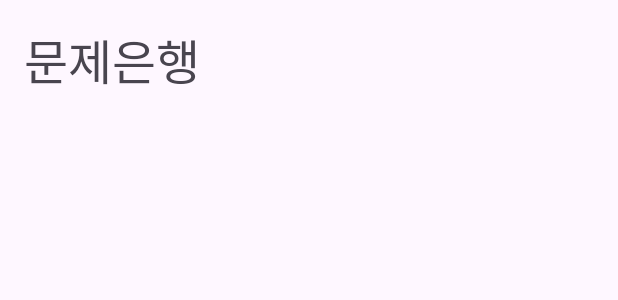
After one commit to Timeshifts/Number_Quiz, an Android app: the layout activity_question_bank.xml on its own in the app's theme, with its tools: preview values and no code run, on a phone screen of 412 x 824 dp. The commit adds this screen. Shown: the top 300 px of the screen. Run offline under Robolectric (Android 15) with nearby library versions, the phone set to English and light mode, and no system bars; network calls fail.

Commit message:
Implement question bank

```diff
--- a/app/build.gradle.kts
+++ b/app/build.gradle.kts
@@ -30,8 +30,11 @@ android {
 
 dependencies {
 
+    implementation("androidx.room:room-runtime:2.6.1")
+    annotationProcessor("androidx.room:room-compiler:2.6.1")
+
     implementation("androidx.appcompat:appcompat:1.6.1")
-    implementation("com.google.android.material:material:1.10.0")
+    implementation("com.google.android.material:material:1.11.0")
     implementation("androidx.constraintlayout:constraintlayout:2.1.4")
     implementation("com.android.volley:volley:1.2.1")
     implementation("com.google.code.gson:gson:2.10.1")
--- a/app/src/main/AndroidManifest.xml
+++ b/app/src/main/AndroidManifest.xml
@@ -28,6 +28,10 @@
             android:name=".GameActivity"
             android:exported="true">
         </activity>
+        <activity
+            android:name=".QuestionBankActivity"
+            android:exported="true">
+        </activity>
     </application>
 
 </manifest>
--- a/app/src/main/java/com/example/number_quiz/MainActivity.java
+++ b/app/src/main/java/com/example/number_quiz/MainActivity.java
@@ -24,6 +24,12 @@ public class MainActivity extends AppCompatActivity {
             startActivity(intent);
         });
 
+        final Button questionBankButton = findViewById(R.id.questionBankButton);
+        questionBankButton.setOnClickListener(v -> {
+            Intent intent = new Intent(getApplicationContext(), QuestionBankActivity.class);
+            startActivity(intent);
+        });
+
         final Button langButton = findViewById(R.id.langButton);
         langButton.setOnClickListener(v -> {
             LocaleListCompat oldLocale, newLocale;
--- /dev/null
+++ b/app/src/main/res/layout/activity_question_bank.xml
@@ -0,0 +1,40 @@
+<?xml version="1.0" encoding="utf-8"?>
+<androidx.constraintlayout.widget.ConstraintLayout xmlns:android="http://schemas.android.com/apk/res/android"
+    xmlns:app="http://schemas.android.com/apk/res-auto"
+    android:layout_width="match_parent"
+    android:layout_height="match_parent">
+
+    <TextView
+        android:id="@+id/textView3"
+        android:layout_width="wrap_content"
+        android:layout_height="wrap_content"
+        android:layout_marginStart="16dp"
+        android:layout_marginTop="16dp"
+        android:text="@string/question_bank"
+        android:textSize="32sp"
+        app:layout_constraintBottom_toBottomOf="parent"
+        app:layout_constraintEnd_toEndOf="parent"
+        app:layout_constraintHorizontal_bias="0.0"
+        app:layout_constraintStart_toStartOf="parent"
+        app:layout_constraintTop_toTopOf="parent"
+        app:layout_constraintVertical_bias="0.0" />
+
+    <ScrollView
+        android:id="@+id/questionBank"
+        android:layout_width="0dp"
+        android:layout_height="0dp"
+        android:layout_marginTop="32dp"
+        android:layout_marginBottom="32dp"
+        android:contentDescription="@string/question_bank"
+        app:layout_constraintBottom_toBottomOf="parent"
+        app:layout_constraintEnd_toEndOf="parent"
+        app:layout_constraintStart_toStartOf="parent"
+        app:layout_constraintTop_toBottomOf="@+id/textView3">
+
+        <LinearLayout
+            android:id="@+id/questionLayout"
+            android:layout_width="match_parent"
+            android:layout_height="wrap_content"
+            android:orientation="vertical" />
+    </ScrollView>
+</androidx.constraintlayout.widget.ConstraintLayout>
--- a/app/src/main/res/values/strings.xml
+++ b/app/src/main/res/values/strings.xml
@@ -15,4 +15,6 @@
     <string name="select_lang">언어: </string>
     <string name="hint">힌트</string>
     <string name="language">English</string>
+    <string name="question_bank">문제은행</string>
+    <string name="question_view_entry">%1$s\정답: %2$d</string>
 </resources>
```
Also changed, not shown: app/src/main/java/com/example/number_quiz/AppDatabase.java (added, +9 -0 lines), app/src/main/java/com/example/number_quiz/GameActivity.java (+39 -5 lines), app/src/main/java/com/example/number_quiz/QuestionBankActivity.java (added, +97 -0 lines), app/src/main/java/com/example/number_quiz/QuestionDao.java (added, +17 -0 lines), app/src/main/java/com/example/number_quiz/QuestionRecord.java (added, +32 -0 lines), app/src/main/res/layout/activity_main.xml (+14 -1 lines), 2 other files.
